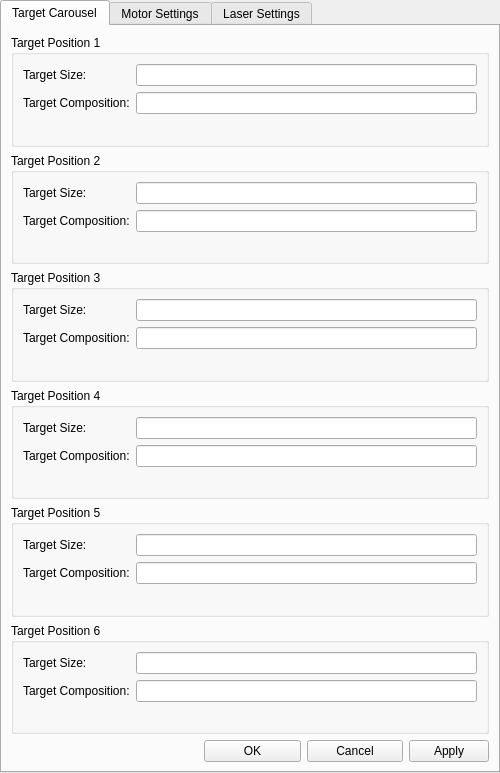
Above: src/ui/pld_settings.ui from ibrummel/PLD-Laser-Brain before the change. Below: the same form after it.
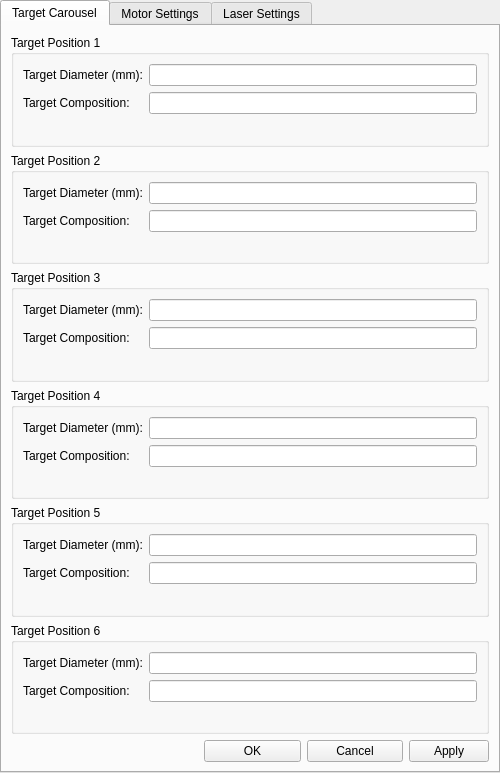
That is the form after the change. Icons and pictures are not drawn.

Commit message: Changeover to metric target sizes. Diameter settings on the instrument need to be updated.

Patch:
```diff
--- a/src/ui/pld_settings.ui
+++ b/src/ui/pld_settings.ui
@@ -38,7 +38,7 @@
          <item row="0" column="0">
           <widget class="QLabel" name="lbl_carousel_size_0">
            <property name="text">
-            <string>Target Size:</string>
+            <string>Target Diameter (mm):</string>
            </property>
           </widget>
          </item>
@@ -71,7 +71,7 @@
          <item row="0" column="0">
           <widget class="QLabel" name="lbl_carousel_size_1">
            <property name="text">
-            <string>Target Size:</string>
+            <string>Target Diameter (mm):</string>
            </property>
           </widget>
          </item>
@@ -104,7 +104,7 @@
          <item row="0" column="0">
           <widget class="QLabel" name="lbl_carousel_size_2">
            <property name="text">
-            <string>Target Size:</string>
+            <string>Target Diameter (mm):</string>
            </property>
           </widget>
          </item>
@@ -137,7 +137,7 @@
          <item row="0" column="0">
           <widget class="QLabel" name="lbl_carousel_size_3">
            <property name="text">
-            <string>Target Size:</string>
+            <string>Target Diameter (mm):</string>
            </property>
           </widget>
          </item>
@@ -170,7 +170,7 @@
          <item row="0" column="0">
           <widget class="QLabel" name="lbl_carousel_size_4">
            <property name="text">
-            <string>Target Size:</string>
+            <string>Target Diameter (mm):</string>
            </property>
           </widget>
          </item>
@@ -203,7 +203,7 @@
          <item row="0" column="0">
           <widget class="QLabel" name="lbl_carousel_size_5">
            <property name="text">
-            <string>Target Size:</string>
+            <string>Target Diameter (mm):</string>
            </property>
           </widget>
          </item>
```
The commit also changes 2 other files.
